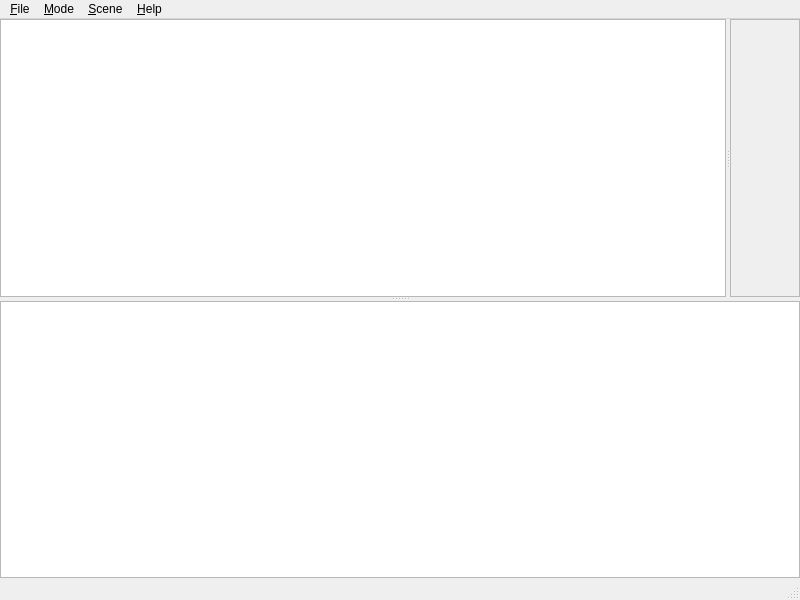
This is samples/luxmark/mainwindow.ui in LuxCoreRender/LuxCore as Qt 5 draws it before an edit. The edited form follows.
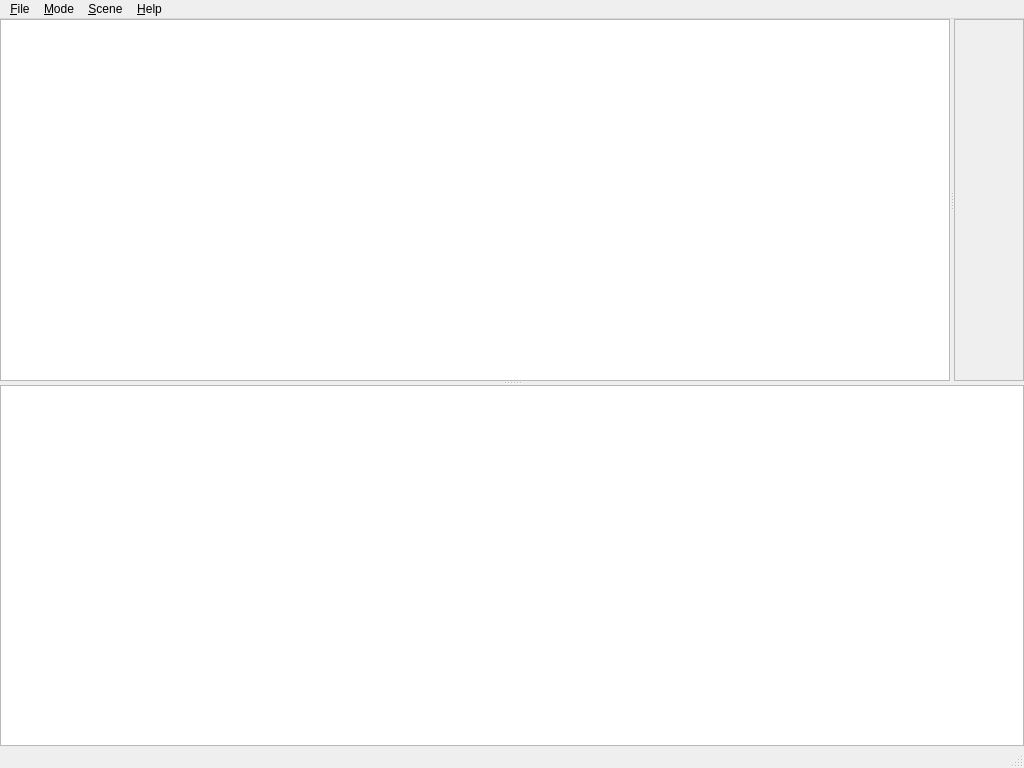
This is the edited form. Icons and pictures are not drawn.

Commit message: LuxMark: added the label with benchmark result

```diff
--- a/samples/luxmark/mainwindow.ui
+++ b/samples/luxmark/mainwindow.ui
@@ -6,8 +6,8 @@
    <rect>
     <x>0</x>
     <y>0</y>
-    <width>800</width>
-    <height>600</height>
+    <width>1024</width>
+    <height>768</height>
    </rect>
   </property>
   <property name="minimumSize">
@@ -57,7 +57,7 @@
            <x>0</x>
            <y>0</y>
            <width>82</width>
-           <height>271</height>
+           <height>355</height>
           </rect>
          </property>
         </widget>
@@ -77,7 +77,7 @@
     <rect>
      <x>0</x>
      <y>0</y>
-     <width>800</width>
+     <width>1024</width>
      <height>26</height>
     </rect>
    </property>
```
The commit also changes 7 other files.
